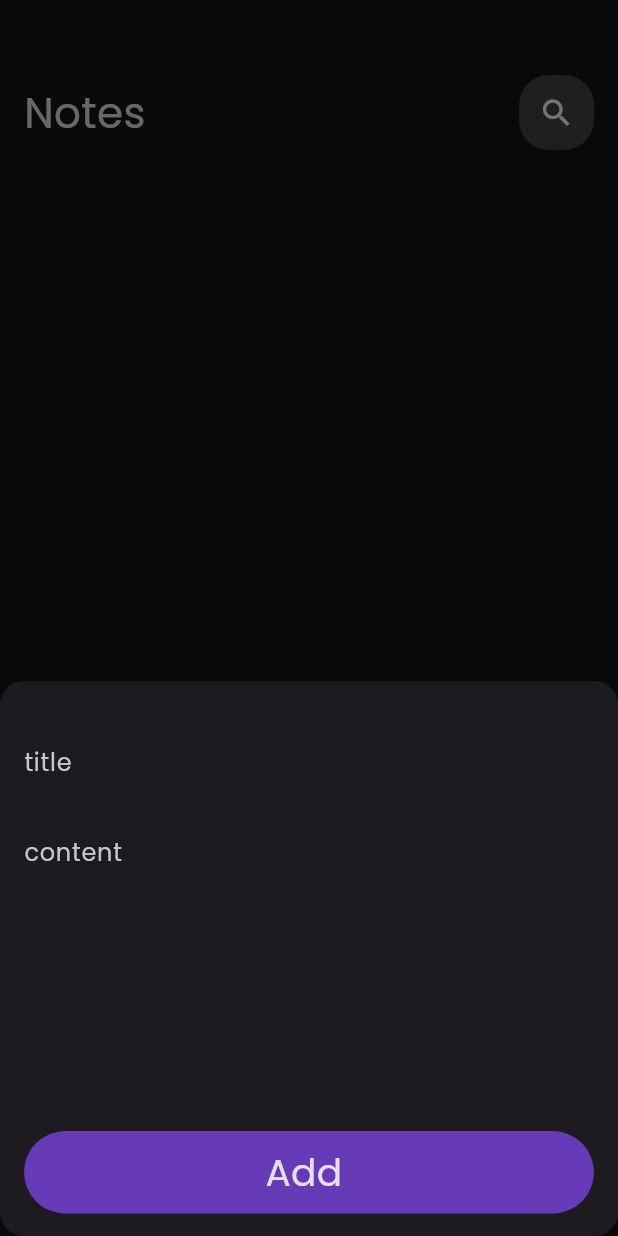
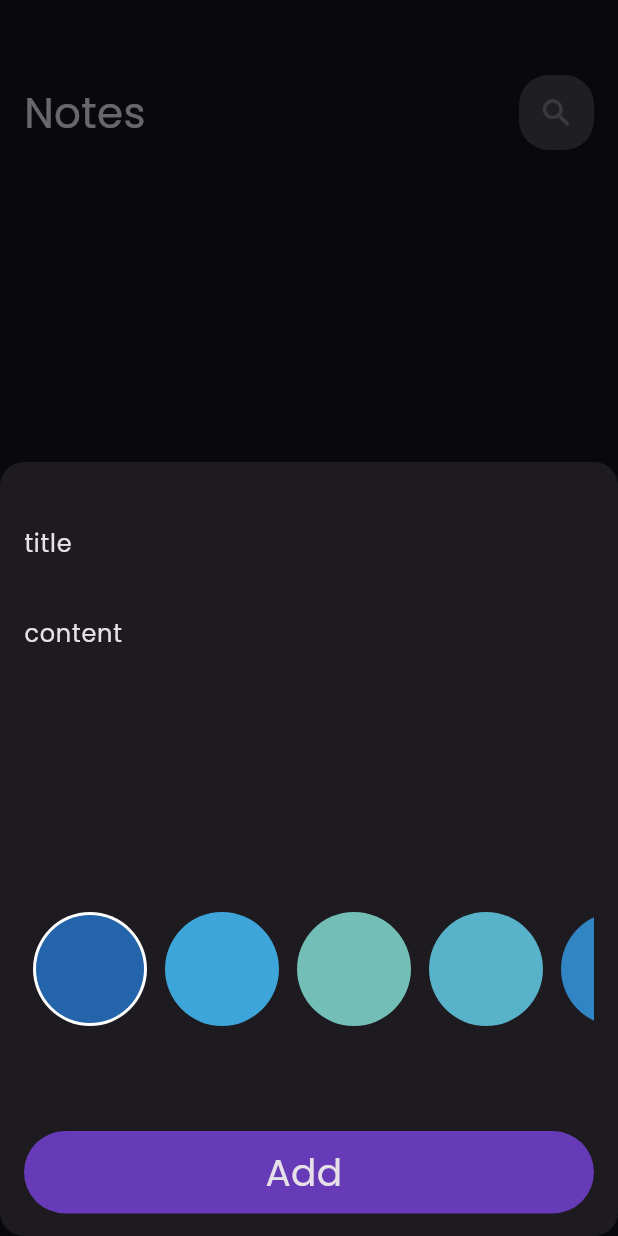
Before and after one commit to Ahmedelfarynwa/notesApp, a Flutter app: the screen it shows after launch, after a tap on the "add" icon, on a phone screen of 412 x 824 dp. Run offline on Flutter 3.47's test engine with Material 3 defaults, Android fonts, the phone set to English and light mode, and no system bars; our stand-ins replace bloc, flutter_bloc, font_awesome_flutter, hive, hive_flutter; accounts and stored records are empty.

Commit message:
add colors list

```diff
--- a/analysis_options.yaml
+++ b/analysis_options.yaml
@@ -7,6 +7,10 @@
 
 # The following line activates a set of recommended lints for Flutter apps,
 # packages, and plugins designed to encourage good coding practices.
+analyzer:
+  errors:
+    curly_braces_in_flow_control_structures: ignore
+    file_names: ignore
 include: package:flutter_lints/flutter.yaml
 
 linter:
--- a/lib/cubit/notesCubit/notes_cubit_cubit.dart
+++ b/lib/cubit/notesCubit/notes_cubit_cubit.dart
@@ -1,3 +1,4 @@
+
 import 'package:bloc/bloc.dart';
 import 'package:hive_flutter/adapters.dart';
 import 'package:meta/meta.dart';
@@ -13,6 +14,7 @@ class NotesCubit extends Cubit<NotesCubitState> {
   List<NoteModel>? notes;
   fetchAllNotes() async {
     var notesBox = Hive.box<NoteModel>('NotesBox');
-     notes = notesBox.values.toList();
+    notes = notesBox.values.toList();
+    emit(NotesSuccess());
   }
 }
--- a/lib/cubit/notesCubit/notes_cubit_state.dart
+++ b/lib/cubit/notesCubit/notes_cubit_state.dart
@@ -5,3 +5,5 @@ abstract class  NotesCubitState{}
 
 
 final class NotesCubitInitial extends NotesCubitState {}
+
+class NotesSuccess  extends NotesCubitState{}
--- a/lib/main.dart
+++ b/lib/main.dart
@@ -1,10 +1,10 @@
-import 'dart:ui';
 
 import 'package:flutter_bloc/flutter_bloc.dart';
 import 'package:flutter/material.dart';
 import 'package:hive_flutter/adapters.dart';
 import 'package:notes_app/model/note_model.dart';
 import 'package:notes_app/views/home_view.dart';
+import 'cubit/notesCubit/notes_cubit_cubit.dart';
 import 'simple_bloc_observer.dart';
 
 void main() async {
@@ -21,7 +21,10 @@ class NoteApps extends StatelessWidget {
 
   @override
   Widget build(BuildContext context) {
-    return MaterialApp(
+    return BlocProvider(
+      create: (context) => NotesCubit(),
+      child: MaterialApp(
+
         debugShowCheckedModeBanner: false,
         theme: ThemeData(
           brightness: Brightness.dark,
@@ -29,6 +32,7 @@ class NoteApps extends StatelessWidget {
           fontFamily: 'Poppins',
         ),
         home: const NotesView(),
+      ),
     );
   }
 }
--- a/lib/model/note_model.dart
+++ b/lib/model/note_model.dart
@@ -3,9 +3,9 @@ part 'note_model.g.dart';
 @HiveType(typeId: 0)
 class NoteModel extends HiveObject {
   @HiveField(0)
-  final String title;
+   String title;
   @HiveField(1)
-  final String subTitle;
+   String subTitle;
   @HiveField(2)
   final String date;
   @HiveField(3)
--- a/lib/views/home_view.dart
+++ b/lib/views/home_view.dart
@@ -1,6 +1,4 @@
 import 'package:flutter/material.dart';
-import 'package:flutter_bloc/flutter_bloc.dart';
-import 'package:notes_app/cubit/notesCubit/notes_cubit_cubit.dart';
 
 import '../widget/add_note_bootom_sheat.dart';
 import '../widget/notes_view_body.dart';
@@ -10,10 +8,11 @@ class NotesView extends StatelessWidget {
 
   @override
   Widget build(BuildContext context) {
-    return BlocProvider(
-      create: (context) => NotesCubit(),
-      child: Scaffold(
+    return Scaffold(
       floatingActionButton: FloatingActionButton(
+  focusNode: FocusScopeNode(),
+  focusElevation: BorderSide.strokeAlignOutside,
+  hoverColor: Colors.deepPurpleAccent,
         onPressed: () {
           showModalBottomSheet(
               isScrollControlled: true,
@@ -27,7 +26,6 @@ class NotesView extends StatelessWidget {
         child: const Icon(Icons.add),
       ),
       body: const NotesViewBody(),
-      ),
     );
   }
 }
--- a/lib/widget/add_note_form.dart
+++ b/lib/widget/add_note_form.dart
@@ -3,6 +3,7 @@ import 'package:flutter_bloc/flutter_bloc.dart';
 import 'package:intl/intl.dart';
 import 'package:notes_app/cubit/add_note_cubit/add_note_cubit.dart';
 import 'package:notes_app/model/note_model.dart';
+import 'package:notes_app/widget/color_list_view.dart';
 
 import 'custom_text_fild.dart';
 import 'custtom_botton.dart';
@@ -44,6 +45,10 @@ class _AddNoteFormState extends State<AddNoteForm> {
           const SizedBox(
             height: 70,
           ),
+          const ColorListView(),
+          const SizedBox(
+            height: 70,
+          ),
           BlocBuilder<AddNoteCubit, AddNoteState>(
             builder: (context, state) {
               return CusttomBotton(
--- /dev/null
+++ b/lib/widget/color_item.dart
@@ -0,0 +1,23 @@
+import 'package:flutter/material.dart';
+
+class ColorItem extends StatelessWidget {
+  const ColorItem({super.key, required this.isActive, required this.color});
+  final bool isActive;
+  final Color color;
+  @override
+  Widget build(BuildContext context) {
+    return isActive
+        ? CircleAvatar(
+            radius: 38,
+            backgroundColor: Colors.white,
+            child: CircleAvatar(
+              radius: 36,
+              backgroundColor: color,
+            ),
+          )
+        :  CircleAvatar(
+            radius: 38,
+            backgroundColor: color,
+          );
+  }
+}
--- /dev/null
+++ b/lib/widget/color_list_view.dart
@@ -0,0 +1,48 @@
+import 'package:flutter/material.dart';
+import 'package:notes_app/widget/color_item.dart';
+
+class ColorListView extends StatefulWidget {
+  const ColorListView({super.key});
+
+  @override
+  State<ColorListView> createState() => _ColorListViewState();
+}
+
+class _ColorListViewState extends State<ColorListView> {
+  int currintIndex = 0;
+  List<Color> colors=const[
+    Color(0xff2364AA),
+        Color(0xff3DA5D9),
+    Color(0xff73BFB8),
+    Color(0xff58B2C9),
+    Color(0xff3085C2),
+
+  ];
+  @override
+  Widget build(BuildContext context) {
+    return SizedBox(
+      height: 38 * 2,
+      child: ListView.builder(
+        scrollDirection: Axis.horizontal,
+        itemCount: colors.length,
+        itemBuilder: (BuildContext context, int index) {
+          return Padding(
+            padding: const EdgeInsets.symmetric(horizontal: 6.0),
+            child: GestureDetector(
+              onTap: () {
+                currintIndex = index;
+                setState(() {
+
+                });
+              },
+              child: ColorItem(
+                color: colors[index],
+                isActive: currintIndex == index,
+              ),
+            ),
+          );
+        },
+      ),
+    );
+  }
+}
--- a/lib/widget/custom_app-bar.dart
+++ b/lib/widget/custom_app-bar.dart
@@ -2,19 +2,21 @@ import 'package:flutter/material.dart';
 import 'package:notes_app/widget/custom_search_icon.dart';
 
 class CustomAppBar extends StatelessWidget {
-  const CustomAppBar({super.key, required this.title, required this.icon});
+  const CustomAppBar({super.key, required this.title, required this.icon, this.onPressed});
   final String title;
   final IconData icon;
+  final Function()? onPressed;
   @override
   Widget build(BuildContext context) {
     return Row(
       children: [
-         Text(
+        Text(
           title,
-          style: TextStyle(fontSize: 28),
+          style: const TextStyle(fontSize: 28),
         ),
-        Spacer(),
+        const Spacer(),
         CustomSearchIcon(
+          onPressed: onPressed,
           icon: icon,
         )
       ],
--- a/lib/widget/custom_search_icon.dart
+++ b/lib/widget/custom_search_icon.dart
@@ -1,7 +1,8 @@
 import 'package:flutter/material.dart';
 
 class CustomSearchIcon extends StatelessWidget {
-  const CustomSearchIcon({super.key, required this.icon});
+  const CustomSearchIcon({super.key, required this.icon, this.onPressed});
+  final Function()? onPressed;
   final IconData icon;
   @override
   Widget build(BuildContext context) {
@@ -11,9 +12,9 @@ class CustomSearchIcon extends StatelessWidget {
       decoration: BoxDecoration(
           color: Colors.white.withOpacity(0.2),
           borderRadius: BorderRadius.circular(20)),
-      child: Center(
-        child: Icon(icon
-        ),
+      child: IconButton(
+        onPressed: onPressed,
+        icon: Icon(icon),
       ),
     );
   }
--- a/lib/widget/custom_text_fild.dart
+++ b/lib/widget/custom_text_fild.dart
@@ -1,14 +1,18 @@
 import 'package:flutter/material.dart';
+import 'package:flutter/widgets.dart';
 
 class CustomTextFild extends StatelessWidget {
   const CustomTextFild(
-      {super.key, required this.hint, this.maxlins = 1, this.onSaved});
+      {super.key, required this.hint, this.maxlins = 1, this.onSaved, this.onChanged, });
   final String hint;
   final int maxlins;
   final void Function(String?)? onSaved;
+final Function(String)? onChanged;
   @override
   Widget build(BuildContext context) {
     return TextFormField(
+    initialValue: hint,
+      onChanged: onChanged,
       onSaved: onSaved,
       validator: (value) {
         if (value!.isEmpty ?? true)
@@ -19,6 +23,7 @@ class CustomTextFild extends StatelessWidget {
       },
       maxLines: maxlins,
       decoration: InputDecoration(
+
         hintText: hint,
         enabledBorder: InputBorder.none,
         border: buildBorder(),
--- a/lib/widget/custtom_botton.dart
+++ b/lib/widget/custtom_botton.dart
@@ -15,8 +15,8 @@ class CusttomBotton extends StatelessWidget {
             color: Colors.deepPurple, borderRadius: BorderRadius.circular(35)),
         child: Center(
           child: isLoading
-              ? CircularProgressIndicator(backgroundColor:Colors.green,)
-              : Text(
+              ? const CircularProgressIndicator(backgroundColor:Colors.green,)
+              : const Text(
                   'Add ',
                   style: TextStyle(
                     fontSize: 25,
--- a/lib/widget/note_list_view.dart
+++ b/lib/widget/note_list_view.dart
@@ -20,7 +20,7 @@ class NoteListView extends StatelessWidget {
             itemCount: notes.length,
             itemBuilder: (BuildContext context, int index) {
               return  Padding(
-                padding: EdgeInsets.symmetric(vertical: 16.0),
+                padding: const EdgeInsets.symmetric(vertical: 16.0),
                 child:  NoteItem(note: notes[index],),
               );
             },
--- a/lib/widget/notes_view_body.dart
+++ b/lib/widget/notes_view_body.dart
@@ -24,7 +24,7 @@ class _NotesViewBodyState extends State<NotesViewBody> {
     return const Padding(
       padding: EdgeInsets.symmetric(horizontal: 16.0),
       child: Column(children: [
-        const SizedBox(
+        SizedBox(
           height: 50,
         ),
         CustomAppBar(
--- a/pubspec.yaml
+++ b/pubspec.yaml
@@ -41,7 +41,6 @@ dependencies:
   bloc: ^8.1.4
   modal_progress_hud_nsn: ^0.5.1
   flutter_bloc: ^8.1.6
-  meta: ^1.12.0
   intl: ^0.19.0
 
 dev_dependencies:
```
Also changed, not shown: lib/views/edit_note_view.dart (+5 -4 lines), lib/widget/add_note_bootom_sheat.dart (+9 -7 lines), lib/widget/edit_note_view_body.dart (+38 -7 lines), lib/widget/note_item.dart (+14 -8 lines), pubspec.lock. Lines whose indentation alone changed are shown as unchanged.
